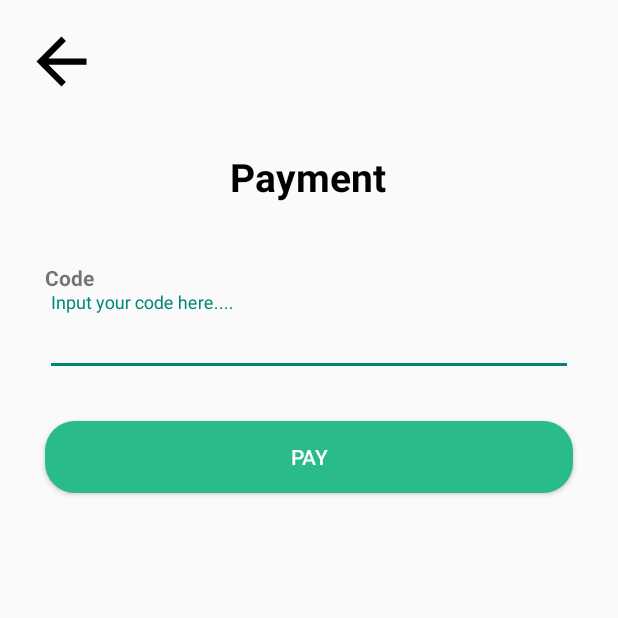
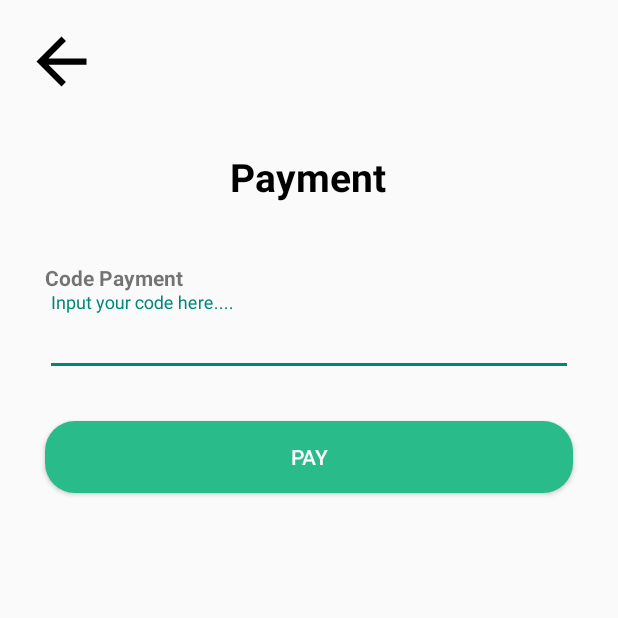
Before and after one commit to defamf/fintech-responsi, an Android app: the PaymentActivity screen opened directly, with no data from a screen before it, on a phone screen of 412 x 824 dp, the top half of it. Run offline under Robolectric (Android 15) with nearby library versions, the phone set to English and light mode, and no system bars.

```diff
--- a/app/src/main/res/layout/activity_payment.xml
+++ b/app/src/main/res/layout/activity_payment.xml
@@ -34,7 +34,7 @@
         android:id="@+id/textView7"
         android:layout_width="match_parent"
         android:layout_height="wrap_content"
-        android:text="Code"
+        android:text="Code Payment"
         android:textStyle="bold"
         android:layout_marginTop="40dp"
         android:layout_marginStart="30dp"
```
